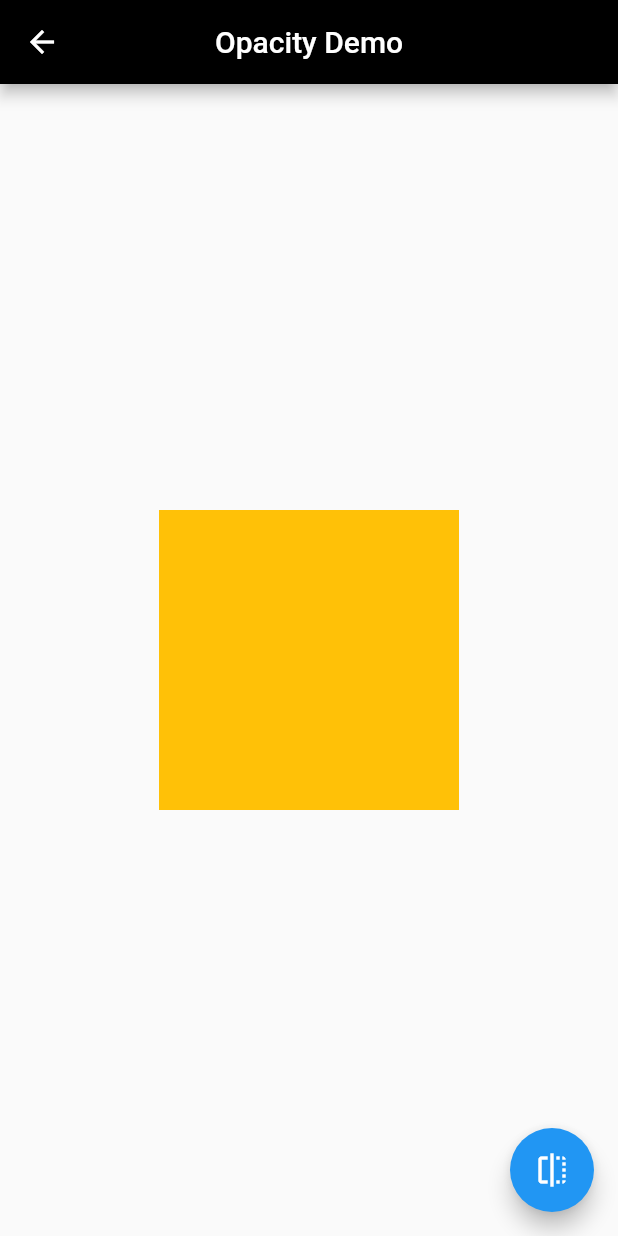
After one commit to handika231/flutter-codelabs, a Flutter app: the screen it shows after launch, after a tap on "Animated Opacity", on a phone screen of 412 x 824 dp. The commit adds this screen. Run offline on Flutter 3.47's test engine with Material 2 defaults, Android fonts, the phone set to English and light mode, and no system bars; our stand-ins replace adaptive_dialog, top_snackbar_flutter.

Commit message:
clear animated cookbook flutter

```diff
--- /dev/null
+++ b/animation_flutter_app/lib/pages/animated_opacity_page.dart
@@ -0,0 +1,42 @@
+import 'package:flutter/material.dart';
+
+class AnimatedOpacityPage extends StatefulWidget {
+  const AnimatedOpacityPage({Key? key}) : super(key: key);
+
+  @override
+  State<AnimatedOpacityPage> createState() => _AnimatedOpacityPageState();
+}
+
+class _AnimatedOpacityPageState extends State<AnimatedOpacityPage> {
+  bool _visible = true;
+  @override
+  Widget build(BuildContext context) {
+    return Scaffold(
+      floatingActionButton: FloatingActionButton(
+        onPressed: () {
+          setState(() {
+            _visible = !_visible;
+          });
+        },
+        child: const Icon(Icons.flip),
+      ),
+      appBar: AppBar(
+        backgroundColor: Colors.black,
+        centerTitle: true,
+        title: const Text('Opacity Demo'),
+      ),
+      body: Center(
+        child: AnimatedOpacity(
+          curve: Curves.easeInToLinear,
+          opacity: _visible ? 1 : 0,
+          duration: const Duration(seconds: 1),
+          child: Container(
+            width: 200,
+            height: 200,
+            color: Colors.amber,
+          ),
+        ),
+      ),
+    );
+  }
+}
--- a/animation_flutter_app/lib/pages/home_page.dart
+++ b/animation_flutter_app/lib/pages/home_page.dart
@@ -1,7 +1,7 @@
-import 'package:animation_flutter_app/pages/animated_controller_page.dart';
 import 'package:flutter/material.dart';
 
 import 'other_page.dart';
+import 'pages.dart';
 
 class HomePage extends StatelessWidget {
   const HomePage({Key? key}) : super(key: key);
@@ -40,6 +40,17 @@ class HomePage extends StatelessWidget {
               },
               child: const Text('AnimatedControllerPage'),
             ),
+            ElevatedButton(
+              child: const Text('Animated Opacity'),
+              onPressed: () {
+                Navigator.push(
+                  context,
+                  _createRoute(
+                    const AnimatedOpacityPage(),
+                  ),
+                );
+              },
+            )
           ],
         ),
       ),
--- a/animation_flutter_app/lib/pages/pages.dart
+++ b/animation_flutter_app/lib/pages/pages.dart
@@ -1,2 +1,3 @@
 export 'animated_controller_page.dart';
+export 'animated_opacity_page.dart';
 export 'home_page.dart';
```
